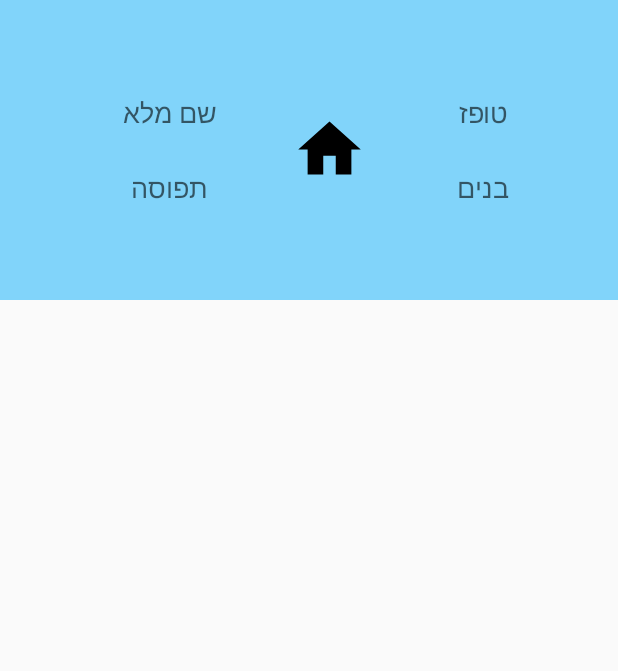
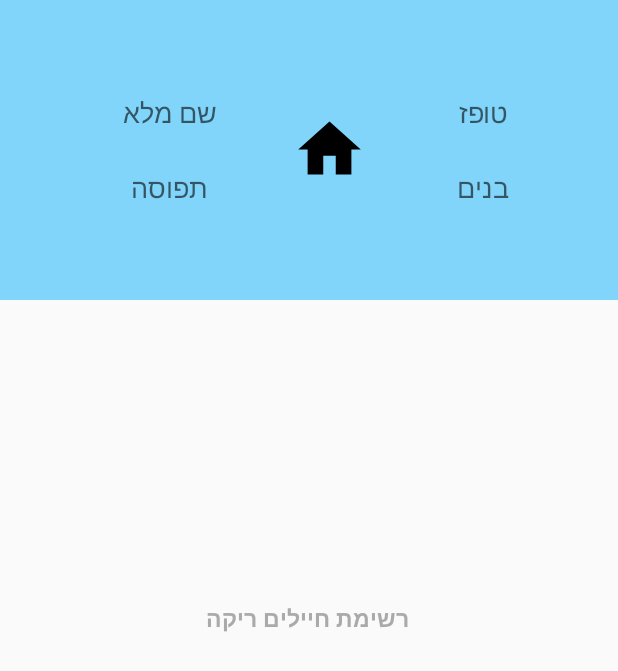
Before and after one commit to AmielRe/TLS, an Android app: the RoomManagementActivity screen opened directly, with no data from a screen before it, on a phone screen of 412 x 824 dp. Shown: the top 671 px of the screen. Run offline under Robolectric (Android 15) with nearby library versions, the light colour scheme and no system bars; our stand-ins replace Firebase (no records; nobody signed in at launch, a user with empty details on screens opened directly); 6 statements that could not run were skipped.

Commit message:
Added layout for when the list of rooms is empty and for when list of persons in room is empty.

```diff
--- a/TLS/app/src/main/java/com/amiel/tls/RoomManagementActivity.java
+++ b/TLS/app/src/main/java/com/amiel/tls/RoomManagementActivity.java
@@ -32,6 +32,7 @@ public class RoomManagementActivity extends AppCompatActivity {
         setContentView(R.layout.activity_room_management);
 
         roomPersons = (ListView) findViewById(R.id.room_management_persons_listView);
+        roomPersons.setEmptyView(findViewById(R.id.room_management_emptyElement));
 
         swipeRefreshLayout = (SwipeRefreshLayout) findViewById(R.id.activity_room_management_swipe_refresh_layout);
 
--- a/TLS/app/src/main/java/com/amiel/tls/RoomsListAdapter.java
+++ b/TLS/app/src/main/java/com/amiel/tls/RoomsListAdapter.java
@@ -32,6 +32,7 @@ public class RoomsListAdapter extends ArrayAdapter<Room> {
     public RoomsListAdapter(Context context, int textViewResourceId, Map<Integer, Room> rooms) {
         super(context, textViewResourceId);
         this.context = context;
+        this.roomsList.addAll(rooms.values());
         this.rooms = rooms;
     }
 
--- a/TLS/app/src/main/java/com/amiel/tls/ui/lotem/LotemBoysFragment.java
+++ b/TLS/app/src/main/java/com/amiel/tls/ui/lotem/LotemBoysFragment.java
@@ -28,6 +28,7 @@ public class LotemBoysFragment extends Fragment {
         View root = inflater.inflate(R.layout.fragment_boys_lotem, container, false);
 
         LotemBoysRooms = (ListView) root.findViewById(R.id.lotem_boys_rooms_listView);
+        LotemBoysRooms.setEmptyView(root.findViewById(R.id.lotem_boys_emptyElement));
         swipeRefreshLayout = (SwipeRefreshLayout) root.findViewById(R.id.fragment_boys_lotem_swipe_refresh_layout);
 
         updateRooms();
@@ -60,11 +61,6 @@ public class LotemBoysFragment extends Fragment {
             @Override
             public void onSuccess(final Map<Integer, Room> data) {
                 RoomsListAdapter roomsListAdapter = new RoomsListAdapter(getContext(), R.layout.rooms_list_item, data);
-                for(Map.Entry<Integer,Room> currRoom : data.entrySet())
-                {
-                    roomsListAdapter.add(currRoom.getValue());
-                }
-
                 LotemBoysRooms.setAdapter(roomsListAdapter);
             }
 
--- a/TLS/app/src/main/java/com/amiel/tls/ui/lotem/LotemGirlsFragment.java
+++ b/TLS/app/src/main/java/com/amiel/tls/ui/lotem/LotemGirlsFragment.java
@@ -30,6 +30,7 @@ public class LotemGirlsFragment extends Fragment {
         View root = inflater.inflate(R.layout.fragment_girls_lotem, container, false);
 
         LotemGirlsRooms = (ListView) root.findViewById(R.id.lotem_girls_rooms_listView);
+        LotemGirlsRooms.setEmptyView(root.findViewById(R.id.lotem_girls_emptyElement));
         swipeRefreshLayout = (SwipeRefreshLayout) root.findViewById(R.id.fragment_girls_lotem_swipe_refresh_layout);
 
         updateRooms();
@@ -62,11 +63,6 @@ public class LotemGirlsFragment extends Fragment {
             @Override
             public void onSuccess(final Map<Integer, Room> data) {
                 RoomsListAdapter roomsListAdapter = new RoomsListAdapter(getContext(), R.layout.rooms_list_item, data);
-                for(Map.Entry<Integer,Room> currRoom : data.entrySet())
-                {
-                    roomsListAdapter.add(currRoom.getValue());
-                }
-
                 LotemGirlsRooms.setAdapter(roomsListAdapter);
             }
 
--- a/TLS/app/src/main/java/com/amiel/tls/ui/topaz/TopazBoysFragment.java
+++ b/TLS/app/src/main/java/com/amiel/tls/ui/topaz/TopazBoysFragment.java
@@ -30,6 +30,7 @@ public class TopazBoysFragment extends Fragment {
         View root = inflater.inflate(R.layout.fragment_boys_topaz, container, false);
 
         TopazBoysRooms = (ListView) root.findViewById(R.id.topaz_boys_rooms_listView);
+        TopazBoysRooms.setEmptyView(root.findViewById(R.id.topaz_boys_emptyElement));
         swipeRefreshLayout = (SwipeRefreshLayout) root.findViewById(R.id.fragment_boys_topaz_swipe_refresh_layout);
 
         updateRooms();
@@ -62,11 +63,6 @@ public class TopazBoysFragment extends Fragment {
             @Override
             public void onSuccess(final Map<Integer, Room> data) {
                 RoomsListAdapter roomsListAdapter = new RoomsListAdapter(getContext(), R.layout.rooms_list_item, data);
-                for(Map.Entry<Integer,Room> currRoom : data.entrySet())
-                {
-                    roomsListAdapter.add(currRoom.getValue());
-                }
-
                 TopazBoysRooms.setAdapter(roomsListAdapter);
             }
 
--- a/TLS/app/src/main/java/com/amiel/tls/ui/topaz/TopazGirlsFragment.java
+++ b/TLS/app/src/main/java/com/amiel/tls/ui/topaz/TopazGirlsFragment.java
@@ -27,6 +27,7 @@ public class TopazGirlsFragment extends Fragment {
         View root = inflater.inflate(R.layout.fragment_girls_topaz, container, false);
 
         TopazGirlsRooms = (ListView) root.findViewById(R.id.topaz_girls_rooms_listView);
+        TopazGirlsRooms.setEmptyView(root.findViewById(R.id.topaz_girls_emptyElement));
         swipeRefreshLayout = (SwipeRefreshLayout) root.findViewById(R.id.fragment_girls_topaz_swipe_refresh_layout);
 
         updateRooms();
@@ -59,11 +60,6 @@ public class TopazGirlsFragment extends Fragment {
             @Override
             public void onSuccess(final Map<Integer, Room> data) {
                 RoomsListAdapter roomsListAdapter = new RoomsListAdapter(getContext(), R.layout.rooms_list_item, data);
-                for(Map.Entry<Integer,Room> currRoom : data.entrySet())
-                {
-                    roomsListAdapter.add(currRoom.getValue());
-                }
-
                 TopazGirlsRooms.setAdapter(roomsListAdapter);
             }
 
--- a/TLS/app/src/main/res/layout/activity_room_management.xml
+++ b/TLS/app/src/main/res/layout/activity_room_management.xml
@@ -1,6 +1,6 @@
 <?xml version="1.0" encoding="utf-8"?>
-<LinearLayout xmlns:android="http://schemas.android.com/apk/res/android"
-    android:orientation="vertical" android:layout_width="match_parent"
+<RelativeLayout xmlns:android="http://schemas.android.com/apk/res/android"
+    android:layout_width="match_parent"
     android:layout_height="match_parent">
 
     <LinearLayout
@@ -59,7 +59,7 @@
                 android:layout_width="wrap_content"
                 android:layout_height="wrap_content"
                 android:gravity="center"
-                android:text="טופז"
+                android:text="@string/title_topaz"
                 android:layout_gravity="center"
                 android:textAppearance="@style/TextAppearance.AppCompat.Medium" />
 
@@ -69,16 +69,28 @@
                 android:layout_height="wrap_content"
                 android:layout_marginTop="25dp"
                 android:gravity="center"
-                android:text="בנים"
+                android:text="@string/title_boys"
                 android:layout_gravity="center"
                 android:textAppearance="@style/TextAppearance.AppCompat.Medium" />
         </LinearLayout>
     </LinearLayout>
 
+    <TextView android:layout_width="wrap_content"
+        android:layout_height="wrap_content"
+        android:id="@+id/room_management_emptyElement"
+        android:text="@string/empty_persons_list"
+        android:gravity="center"
+        android:textStyle="bold"
+        android:textSize="15sp"
+        android:visibility="visible"
+        android:textColor="@android:color/darker_gray"
+        android:layout_centerInParent="true"/>
+
     <androidx.swiperefreshlayout.widget.SwipeRefreshLayout
         android:id="@+id/activity_room_management_swipe_refresh_layout"
         android:layout_width="wrap_content"
-        android:layout_height="wrap_content">
+        android:layout_height="wrap_content"
+        android:layout_below="@+id/room_management_header">
         <ListView
             android:id="@+id/room_management_persons_listView"
             android:layout_width="match_parent"
@@ -91,4 +103,4 @@
             android:paddingTop="@dimen/text_margin" />
     </androidx.swiperefreshlayout.widget.SwipeRefreshLayout>
 
-</LinearLayout>
+</RelativeLayout>
--- a/TLS/app/src/main/res/values/strings.xml
+++ b/TLS/app/src/main/res/values/strings.xml
@@ -34,4 +34,7 @@
 
     <string name="make_leader_action">הפוך לאחראי חדר</string>
     <string name="make_phone_call_action">התקשר</string>
+
+    <string name="empty_rooms_list">רשימת חדרים ריקה</string>
+    <string name="empty_persons_list">רשימת חיילים ריקה</string>
 </resources>
```
Also changed, not shown: TLS/app/src/main/res/layout/fragment_boys_lotem.xml (+10 -0 lines), TLS/app/src/main/res/layout/fragment_boys_topaz.xml (+10 -0 lines), TLS/app/src/main/res/layout/fragment_girls_lotem.xml (+10 -0 lines), TLS/app/src/main/res/layout/fragment_girls_topaz.xml (+10 -0 lines).
